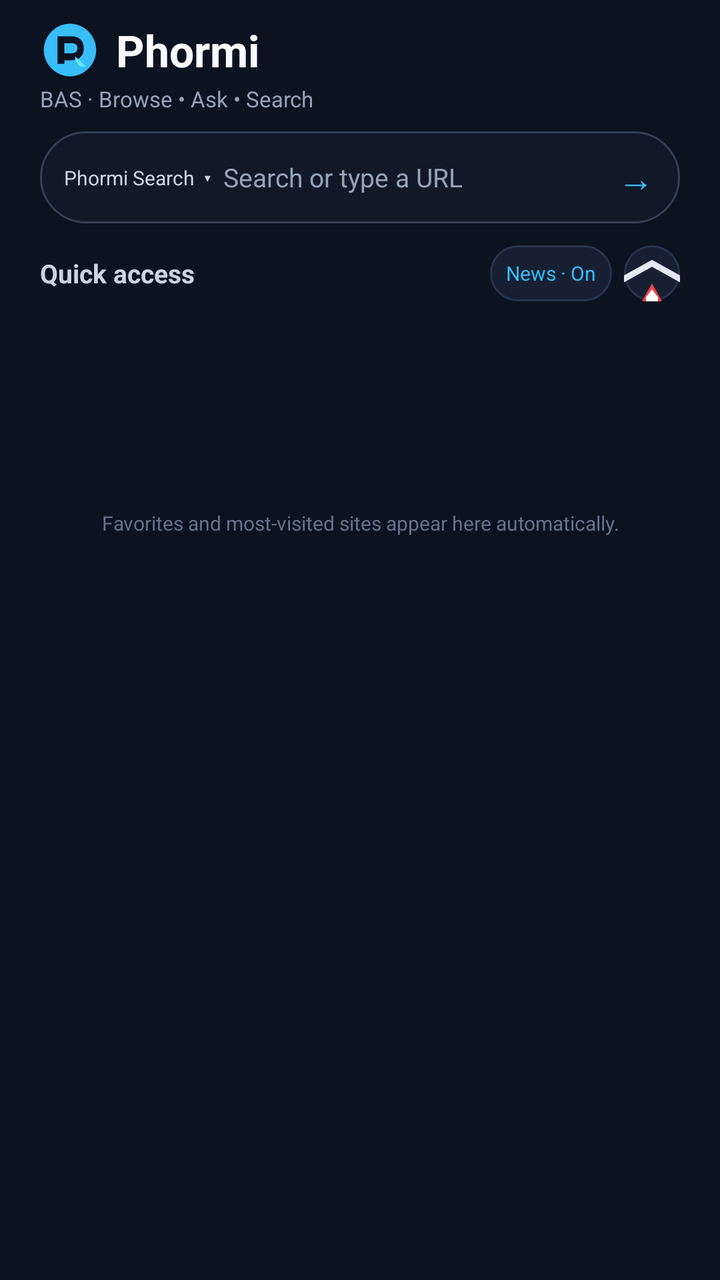
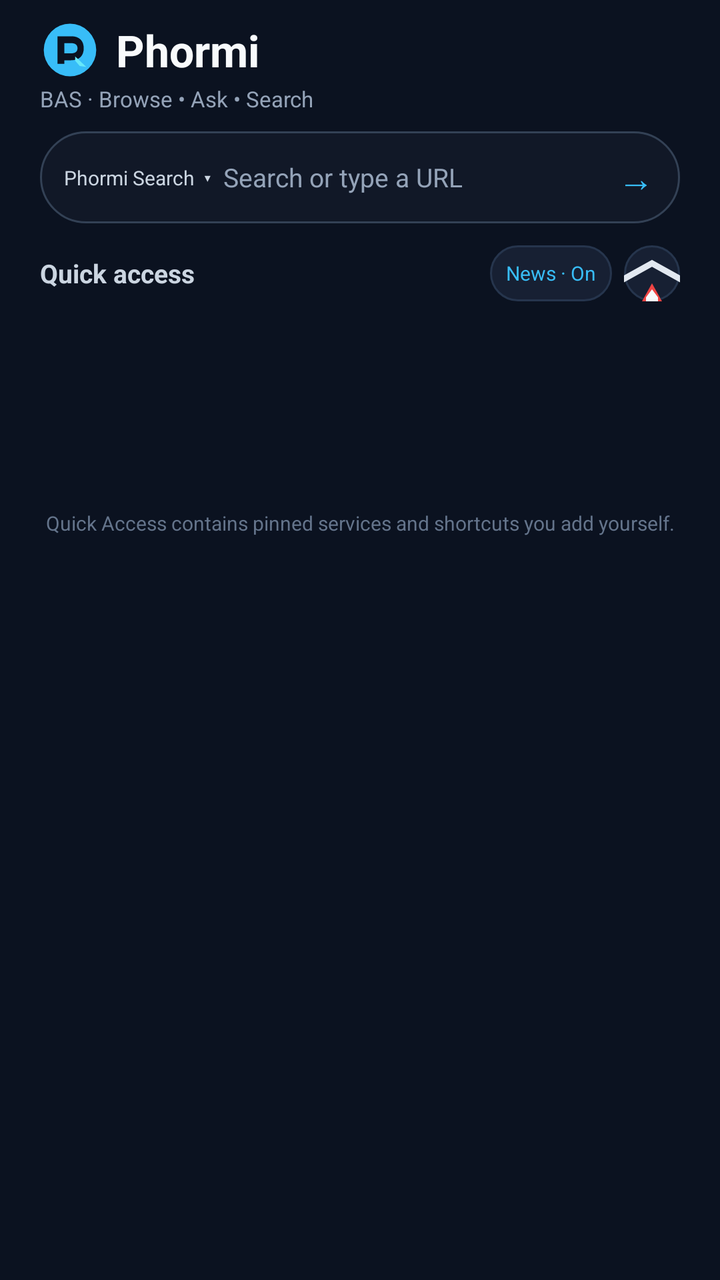

An Android layout rendered at two revisions. The XML below is the earlier revision; the diff shows what the commit changed to produce the second picture.
<!-- AndroidManifest.xml: application theme Theme.Phormi -->
<!-- res/layout/activity_start_page.xml -->
<?xml version="1.0" encoding="utf-8"?>
<FrameLayout xmlns:android="http://schemas.android.com/apk/res/android"
    android:id="@+id/start_page_container"
    android:layout_width="match_parent"
    android:layout_height="match_parent"
    android:background="#0B1220">

    <ImageView android:id="@+id/start_page_wallpaper_image" android:layout_width="match_parent" android:layout_height="match_parent" android:scaleType="centerCrop" android:visibility="gone" android:contentDescription="Start page wallpaper" />

    <LinearLayout android:layout_width="match_parent" android:layout_height="match_parent" android:orientation="vertical" android:paddingStart="20dp" android:paddingEnd="20dp" android:paddingTop="10dp" android:paddingBottom="8dp">
        <LinearLayout android:layout_width="wrap_content" android:layout_height="wrap_content" android:gravity="center_vertical" android:orientation="horizontal">
            <ImageView android:id="@+id/start_page_logo" android:layout_width="30dp" android:layout_height="30dp" android:src="@drawable/ic_phormi_logo" android:contentDescription="Phormi logo" />
            <TextView android:id="@+id/start_page_title" android:layout_width="wrap_content" android:layout_height="wrap_content" android:layout_marginStart="8dp" android:text="Phormi" android:textColor="#F8FAFC" android:textSize="22sp" android:textStyle="bold" />
        </LinearLayout>
        <TextView android:id="@+id/start_page_subtitle" android:layout_width="wrap_content" android:layout_height="wrap_content" android:layout_marginTop="2dp" android:text="BAS · Browse • Ask • Search" android:textColor="#94A3B8" android:textSize="11sp" />

        <LinearLayout android:id="@+id/start_page_search_box" android:layout_width="match_parent" android:layout_height="46dp" android:layout_marginTop="9dp" android:gravity="center_vertical" android:paddingStart="10dp" android:paddingEnd="4dp" android:background="@drawable/bg_start_search">
            <TextView android:id="@+id/start_page_engine" android:layout_width="wrap_content" android:layout_height="34dp" android:gravity="center" android:paddingStart="2dp" android:paddingEnd="6dp" android:text="Phormi Search  ▾" android:textColor="#CBD5E1" android:textSize="10sp" />
            <EditText android:id="@+id/start_page_search" android:layout_width="0dp" android:layout_height="match_parent" android:layout_weight="1" android:hint="Search or type a URL" android:textColor="#F8FAFC" android:textColorHint="#94A3B8" android:textSize="13sp" android:singleLine="true" android:imeOptions="actionGo" android:inputType="textUri" android:background="@android:color/transparent" />
            <TextView android:id="@+id/start_page_go" android:layout_width="36dp" android:layout_height="36dp" android:gravity="center" android:clickable="true" android:focusable="true" android:contentDescription="Search or open" android:text="→" android:textColor="#38BDF8" android:textSize="18sp" />
        </LinearLayout>

        <LinearLayout android:layout_width="match_parent" android:layout_height="32dp" android:layout_marginTop="9dp" android:gravity="center_vertical">
            <TextView android:id="@+id/start_page_quick_access" android:layout_width="0dp" android:layout_height="wrap_content" android:layout_weight="1" android:text="Quick access" android:textColor="#CBD5E1" android:textSize="13sp" android:textStyle="bold" />
            <TextView android:id="@+id/start_page_news" android:layout_width="wrap_content" android:layout_height="28dp" android:gravity="center" android:paddingStart="8dp" android:paddingEnd="8dp" android:text="News · On" android:textColor="#38BDF8" android:textSize="10sp" android:background="@drawable/bg_start_action" android:clickable="true" android:focusable="true" />
            <TextView android:id="@+id/start_page_ai" android:layout_width="28dp" android:layout_height="28dp" android:layout_marginStart="6dp" android:gravity="center" android:drawableTop="@drawable/ic_phormi_ai" android:contentDescription="Phormi AI mode" android:clickable="true" android:focusable="true" android:background="@drawable/bg_start_action" android:padding="5dp" />
        </LinearLayout>

        
        <LinearLayout
            android:id="@+id/quick_access_rows"
            android:layout_width="match_parent"
            android:layout_height="wrap_content"
            android:layout_marginTop="3dp"
            android:orientation="vertical" />

        
        <HorizontalScrollView android:layout_width="match_parent" android:layout_height="0dp" android:visibility="gone" android:scrollbars="none" android:overScrollMode="never">
            <LinearLayout android:layout_width="wrap_content" android:layout_height="wrap_content" android:orientation="horizontal">
                <TextView android:id="@+id/shortcut_google" android:layout_width="44dp" android:layout_height="44dp" android:gravity="center" android:text="Google" android:textColor="#E2E8F0" android:textSize="9sp" />
                <TextView android:id="@+id/shortcut_bing" android:layout_width="44dp" android:layout_height="44dp" android:gravity="center" android:text="Bing" android:textColor="#E2E8F0" android:textSize="9sp" />
                <TextView android:id="@+id/shortcut_youtube" android:layout_width="44dp" android:layout_height="44dp" android:gravity="center" android:text="YouTube" android:textColor="#E2E8F0" android:textSize="9sp" />
                <TextView android:id="@+id/shortcut_facebook" android:layout_width="44dp" android:layout_height="44dp" android:gravity="center" android:text="Facebook" android:textColor="#E2E8F0" android:textSize="9sp" />
                <TextView android:id="@+id/shortcut_instagram" android:layout_width="44dp" android:layout_height="44dp" android:gravity="center" android:text="Instagram" android:textColor="#E2E8F0" android:textSize="9sp" />
                <TextView android:id="@+id/shortcut_github" android:layout_width="44dp" android:layout_height="44dp" android:gravity="center" android:text="GitHub" android:textColor="#E2E8F0" android:textSize="9sp" />
                <TextView android:id="@+id/shortcut_add" android:layout_width="44dp" android:layout_height="44dp" android:gravity="center" android:text="+" android:textColor="#38BDF8" android:textSize="9sp" />
                <LinearLayout android:id="@+id/personal_shortcuts_container" android:layout_width="wrap_content" android:layout_height="wrap_content" android:orientation="horizontal" />
                <LinearLayout android:id="@+id/custom_shortcuts_container" android:layout_width="wrap_content" android:layout_height="wrap_content" android:orientation="horizontal" />
            </LinearLayout>
        </HorizontalScrollView>
        <HorizontalScrollView
            android:id="@+id/start_page_news_row"
            android:layout_width="match_parent"
            android:layout_height="82dp"
            android:layout_marginTop="5dp"
            android:scrollbars="none"
            android:overScrollMode="never">
            <LinearLayout
                android:id="@+id/start_page_news_container"
                android:layout_width="wrap_content"
                android:layout_height="match_parent"
                android:orientation="horizontal"
                android:gravity="center_vertical" />
        </HorizontalScrollView>
        <Space android:layout_width="match_parent" android:layout_height="4dp" />
        <TextView android:layout_width="match_parent" android:layout_height="wrap_content" android:layout_marginTop="8dp" android:text="Favorites and most-visited sites appear here automatically." android:textColor="#64748B" android:textSize="10sp" android:gravity="center" />
    </LinearLayout>
</FrameLayout>
<!-- resources referenced by this layout -->
<resources>
  <!-- drawable bg_start_action (drawable) -->
  <?xml version="1.0" encoding="utf-8"?>
  <shape xmlns:android="http://schemas.android.com/apk/res/android" android:shape="rectangle">
      <solid android:color="#172033" />
      <corners android:radius="26dp" />
      <stroke android:width="1dp" android:color="#26354D" />
  </shape>
  <!-- drawable bg_start_search (drawable) -->
  <?xml version="1.0" encoding="utf-8"?>
  <shape xmlns:android="http://schemas.android.com/apk/res/android" android:shape="rectangle">
      <solid android:color="#111827" />
      <stroke android:width="1dp" android:color="#334155" />
      <corners android:radius="28dp" />
  </shape>
  <!-- drawable ic_phormi_ai (drawable) -->
  <?xml version="1.0" encoding="utf-8"?>
  <vector xmlns:android="http://schemas.android.com/apk/res/android"
      android:width="48dp"
      android:height="48dp"
      android:viewportWidth="48"
      android:viewportHeight="48">
      <path android:fillColor="@android:color/transparent" android:strokeColor="#E2E8F0" android:strokeWidth="3" android:pathData="M24,4L42,14V34L24,44L6,34V14Z" />
      <path android:fillColor="#EF4444" android:pathData="M24,14L34,32H14Z" />
      <path android:fillColor="#F8FAFC" android:pathData="M21,21L24,17L27,21L27,28L24,31L21,28Z" />
  </vector>
  <!-- drawable ic_phormi_logo (drawable) -->
  <?xml version="1.0" encoding="utf-8"?>
  <vector xmlns:android="http://schemas.android.com/apk/res/android"
      android:width="48dp"
      android:height="48dp"
      android:viewportWidth="48"
      android:viewportHeight="48">
      
      <path
          android:fillColor="#38BDF8"
          android:pathData="M24,3A21,21 0,1 0,24 45A21,21 0,1 0,24 3" />
      <path
          android:fillColor="#0B1220"
          android:pathData="M14,35L14,13L25,13C31.6,13 35,16.8 35,22.6C35,28.5 31.6,32.2 25,32.2L19.5,32.2L19.5,35ZM19.5,18.5L19.5,26.7L24.6,26.7C28.1,26.7 30,25.4 30,22.6C30,19.8 28.1,18.5 24.6,18.5Z" />
      
      <path
          android:fillColor="#67E8F9"
          android:pathData="M28.2,29.2L37,37.5L31.8,36.8L28.1,32.5Z" />
  </vector>
  <style name="Theme.Phormi" parent="Theme.MaterialComponents.DayNight.NoActionBar">
          <item name="colorPrimary">#0F172A</item>
          <item name="colorPrimaryDark">#0F172A</item>
          <item name="colorAccent">#38BDF8</item>
          <item name="android:windowBackground">#0F172A</item>
      </style>
</resources>

<!-- the commit's change to res/layout/activity_start_page.xml (unified diff, before → after) -->
@@ -63,6 +63,6 @@
                 android:gravity="center_vertical" />
         </HorizontalScrollView>
         <Space android:layout_width="match_parent" android:layout_height="4dp" />
-        <TextView android:layout_width="match_parent" android:layout_height="wrap_content" android:layout_marginTop="8dp" android:text="Favorites and most-visited sites appear here automatically." android:textColor="#64748B" android:textSize="10sp" android:gravity="center" />
+        <TextView android:layout_width="match_parent" android:layout_height="wrap_content" android:layout_marginTop="8dp" android:text="Quick Access contains pinned services and shortcuts you add yourself." android:textColor="#64748B" android:textSize="10sp" android:gravity="center" />
     </LinearLayout>
 </FrameLayout>
